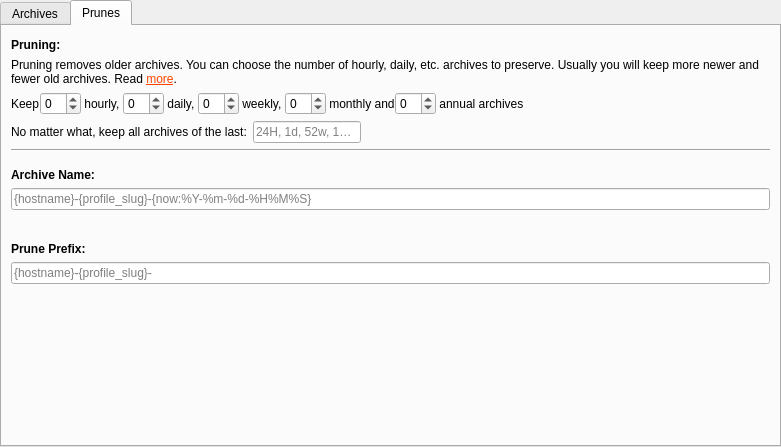
Old version of the form src/vorta/assets/UI/archivetab.ui in the repository borgbase/vorta.
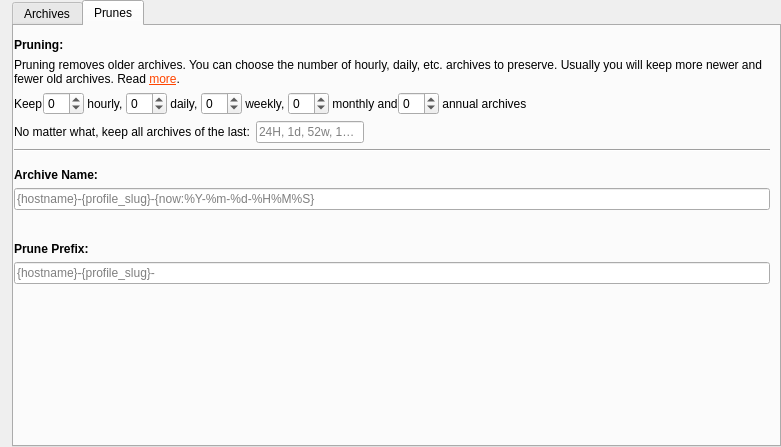
New version of the form. The open tabs and pages were chosen to show the change.

Commit message: Add right margin

The edit to the form file:
```diff
--- a/src/vorta/assets/UI/archivetab.ui
+++ b/src/vorta/assets/UI/archivetab.ui
@@ -15,7 +15,7 @@
   </property>
   <layout class="QVBoxLayout" name="verticalLayout">
    <property name="leftMargin">
-    <number>0</number>
+    <number>12</number>
    </property>
    <property name="topMargin">
     <number>0</number>
@@ -202,6 +202,9 @@
        <string>Prunes</string>
       </attribute>
       <layout class="QVBoxLayout" name="verticalLayout_3">
+       <property name="leftMargin">
+        <number>0</number>
+       </property>
        <property name="topMargin">
         <number>12</number>
        </property>
```
Left out of the diff: 5 changed lines with no effect on the pictures. The commit also changes 4 other files.
